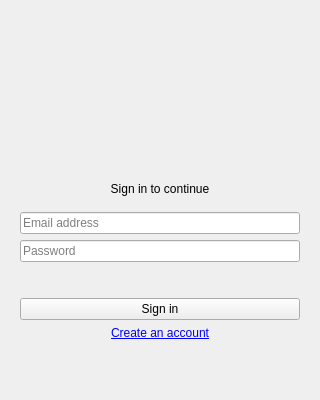
Old version of the form component/GuiManager/src/widgets/ProfileBoardWidget.ui in the repository Sourcerer-Team/Sourcerer.
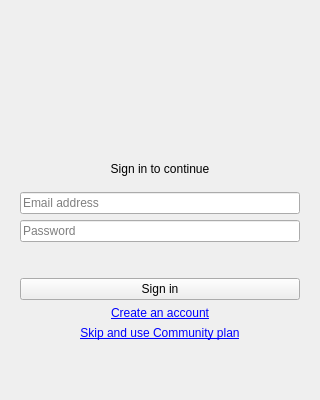
New version of the form. Icons and pictures are not drawn.

Commit message: Adds skip button to signing page so user can use Community plan when not logged in.

```diff
--- a/component/GuiManager/src/widgets/ProfileBoardWidget.ui
+++ b/component/GuiManager/src/widgets/ProfileBoardWidget.ui
@@ -182,6 +182,22 @@
          </property>
         </widget>
        </item>
+       <item>
+        <widget class="QLabel" name="labelSkipSigninLink">
+         <property name="styleSheet">
+          <string>QLabel { color: #0066cc; text-decoration: underline; }</string>
+         </property>
+         <property name="text">
+          <string>&lt;html&gt;&lt;body&gt;&lt;a href=\&quot;#skip\&quot;&gt;Skip and use Community plan&lt;/a&gt;&lt;/body&gt;&lt;/html&gt;</string>
+         </property>
+         <property name="alignment">
+          <set>Qt::AlignmentFlag::AlignCenter</set>
+         </property>
+         <property name="openExternalLinks">
+          <bool>false</bool>
+         </property>
+        </widget>
+       </item>
        <item>
         <spacer name="verticalSpacerSigninBottom">
          <property name="orientation">
```
The commit also changes 2 other files.
